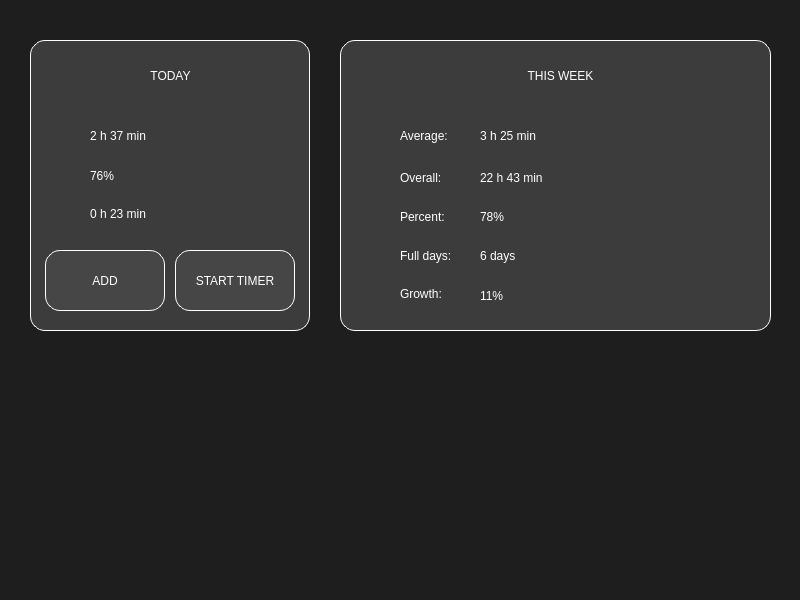
This is desk/small.ui in al1vel/reload as Qt 5 draws it before an edit. The edited form follows.
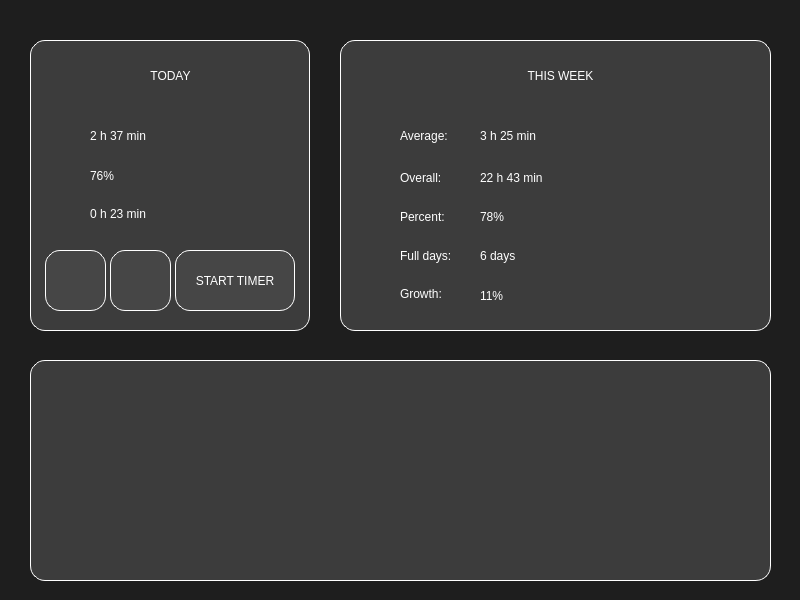
This is the edited form. Icons and pictures are not drawn.

```diff
--- a/desk/small.ui
+++ b/desk/small.ui
@@ -13,6 +13,12 @@
   <property name="windowTitle">
    <string>TRACKER</string>
   </property>
+  <property name="iconSize">
+   <size>
+    <width>48</width>
+    <height>48</height>
+   </size>
+  </property>
   <widget class="QWidget" name="centralwidget">
    <property name="styleSheet">
     <string notr="true">background-color: rgb(30, 30, 30);</string>
@@ -183,7 +189,7 @@
       <rect>
        <x>15</x>
        <y>210</y>
-       <width>120</width>
+       <width>61</width>
        <height>61</height>
       </rect>
      </property>
@@ -213,7 +219,17 @@
 }</string>
      </property>
      <property name="text">
-      <string>ADD</string>
+      <string/>
+     </property>
+     <property name="icon">
+      <iconset>
+       <normaloff>../res/plus-30.png</normaloff>../res/plus-30.png</iconset>
+     </property>
+     <property name="iconSize">
+      <size>
+       <width>32</width>
+       <height>32</height>
+      </size>
      </property>
     </widget>
     <widget class="QPushButton" name="buttonSTARTTIMER">
@@ -334,6 +350,54 @@
       </size>
      </property>
     </widget>
+    <widget class="QPushButton" name="buttonLIST">
+     <property name="geometry">
+      <rect>
+       <x>80</x>
+       <y>210</y>
+       <width>61</width>
+       <height>61</height>
+      </rect>
+     </property>
+     <property name="styleSheet">
+      <string notr="true">QPushButton {
+border: 1px solid rgb(255, 255, 255);
+background-color: rgb(70, 70, 70);
+border-radius: 15px;
+font: 57 12pt &quot;Futura PT Demi&quot;;
+color: white;
+}
+
+QPushButton:hover {
+border: 1px solid rgb(255, 255, 255);
+background-color: rgb(90, 90, 90);
+border-radius: 15px;
+font: 57 12pt &quot;Futura PT Demi&quot;;
+color: white;
+}
+
+QPushButton:pressed {
+border: 2px solid rgb(255, 255, 255);
+background-color: rgb(90, 90, 90);
+border-radius: 15px;
+font: 57 12pt &quot;Futura PT Demi&quot;;
+color: white;
+}</string>
+     </property>
+     <property name="text">
+      <string/>
+     </property>
+     <property name="icon">
+      <iconset>
+       <normaloff>../res/list-30.png</normaloff>../res/list-30.png</iconset>
+     </property>
+     <property name="iconSize">
+      <size>
+       <width>32</width>
+       <height>32</height>
+      </size>
+     </property>
+    </widget>
    </widget>
    <widget class="QFrame" name="frameWeek">
     <property name="geometry">
@@ -747,6 +811,27 @@
      </property>
     </widget>
    </widget>
+   <widget class="QFrame" name="frameSOMETHING">
+    <property name="geometry">
+     <rect>
+      <x>30</x>
+      <y>360</y>
+      <width>741</width>
+      <height>221</height>
+     </rect>
+    </property>
+    <property name="styleSheet">
+     <string notr="true">background-color: rgb(60, 60, 60);
+border-radius: 15px;
+border: 1px solid rgb(255, 255, 255);</string>
+    </property>
+    <property name="frameShape">
+     <enum>QFrame::StyledPanel</enum>
+    </property>
+    <property name="frameShadow">
+     <enum>QFrame::Raised</enum>
+    </property>
+   </widget>
   </widget>
  </widget>
  <resources>
```
